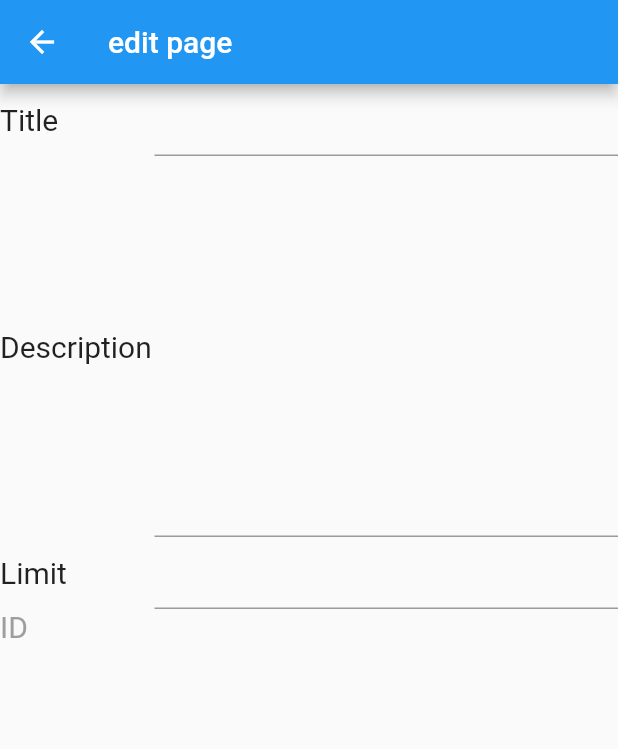
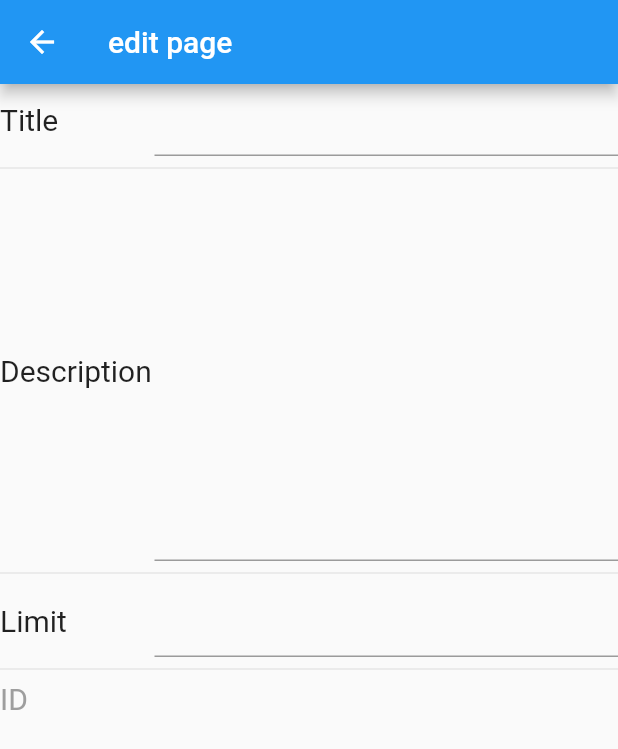
Before and after one commit to blck-snwmn/todosample, a Flutter app: the TodoEditPage screen opened directly with empty values, on a phone screen of 412 x 824 dp. Shown: the top 749 px of the screen. Run offline on Flutter 3.47's test engine with Material 2 defaults, Android fonts, the phone set to English and light mode, and no system bars; our stand-ins replace flutter_slidable, qr_flutter; missing offline and left inert: qr_code_scanner.

Commit message:
Add divider

```diff
--- a/lib/main.dart
+++ b/lib/main.dart
@@ -183,6 +183,7 @@ class _TodoEditPageState extends State<TodoEditPage> {
                 )
               ],
             ),
+            const Divider(),
             Row(
               // crossAxisAlignment: CrossAxisAlignment.start,
               children: [
@@ -199,6 +200,7 @@ class _TodoEditPageState extends State<TodoEditPage> {
                 )
               ],
             ),
+            const Divider(),
             Row(
               children: [
                 const Expanded(child: Text("Limit", style: textStyle)),
@@ -211,6 +213,7 @@ class _TodoEditPageState extends State<TodoEditPage> {
                 )
               ],
             ),
+            const Divider(),
             Row(
               children: [
                 const Expanded(
```
